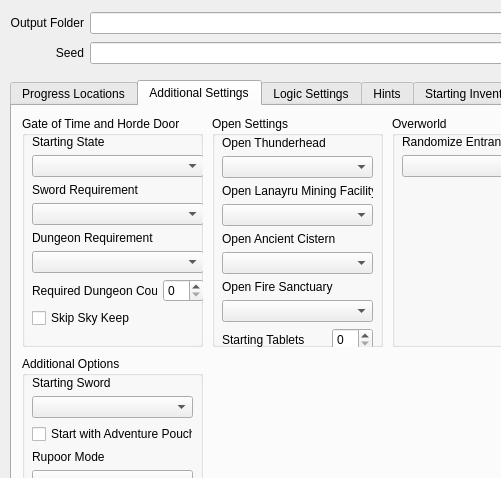
The window that gui/randogui.ui (ssrando/ssrando) describes before a commit, drawn with Qt 5; both pictures show x 0 to 501 and y 0 to 478 of the 954 by 704 pixel window.
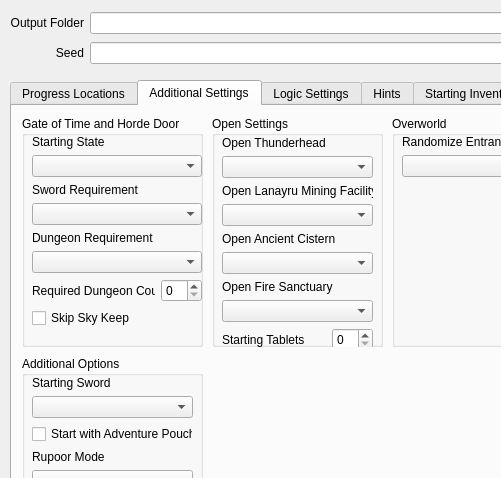
The same window after the commit.

```diff
--- a/gui/randogui.ui
+++ b/gui/randogui.ui
@@ -586,8 +586,8 @@
         <rect>
          <x>10</x>
          <y>19</y>
-         <width>172</width>
-         <height>213</height>
+         <width>170</width>
+         <height>201</height>
         </rect>
        </property>
        <layout class="QVBoxLayout" name="verticalLayout">
@@ -890,7 +890,7 @@
          </layout>
         </item>
         <item>
-         <layout class="QVBoxLayout" name="verticalLayout_28">
+         <layout class="QVBoxLayout" name="verticalLayout_30">
           <item>
            <widget class="QLabel" name="label_for_option_open_ac">
             <property name="text">
```
Left out of the diff: 6 changed lines with no effect on the pictures. Lines whose indentation alone changed are shown as unchanged.
